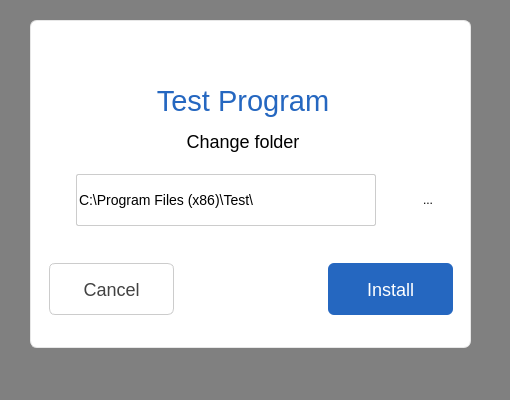
First picture: the form in TestInstaller/OptionsDialog.ui, repository anima12/TestApplication, before the edit.
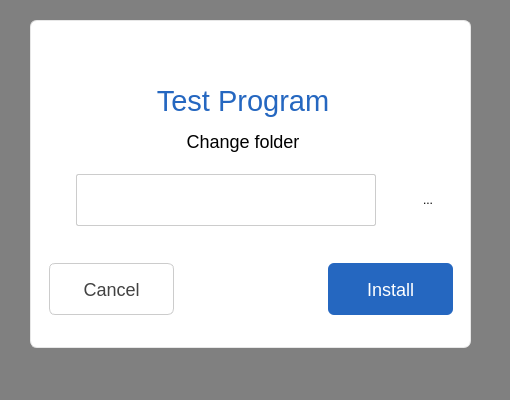
Second picture: the form after the edit. Icons and pictures are not drawn.

What changed in the file:
```diff
--- a/TestInstaller/OptionsDialog.ui
+++ b/TestInstaller/OptionsDialog.ui
@@ -252,7 +252,7 @@
 }</string>
          </property>
          <property name="text">
-          <string>C:\Program Files (x86)\Test\</string>
+          <string/>
          </property>
         </widget>
        </item>
```
